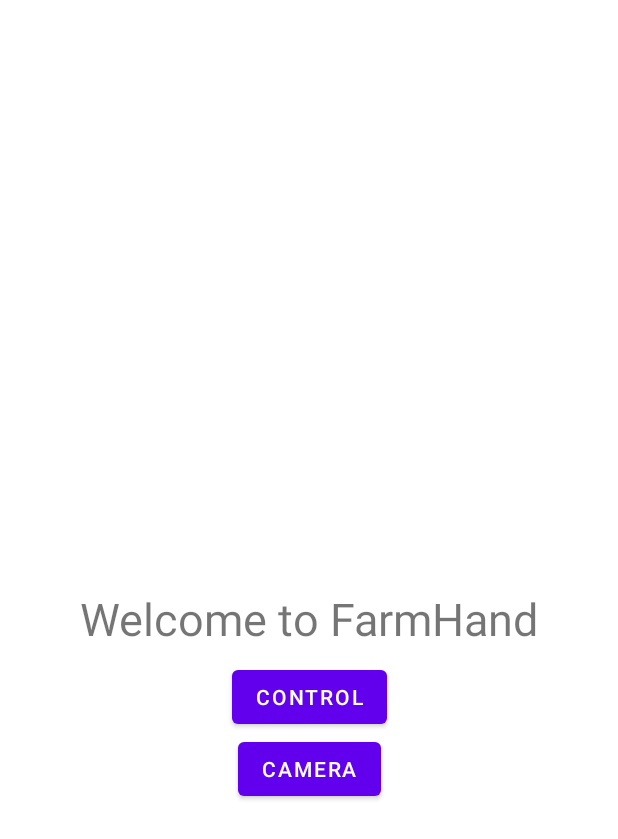
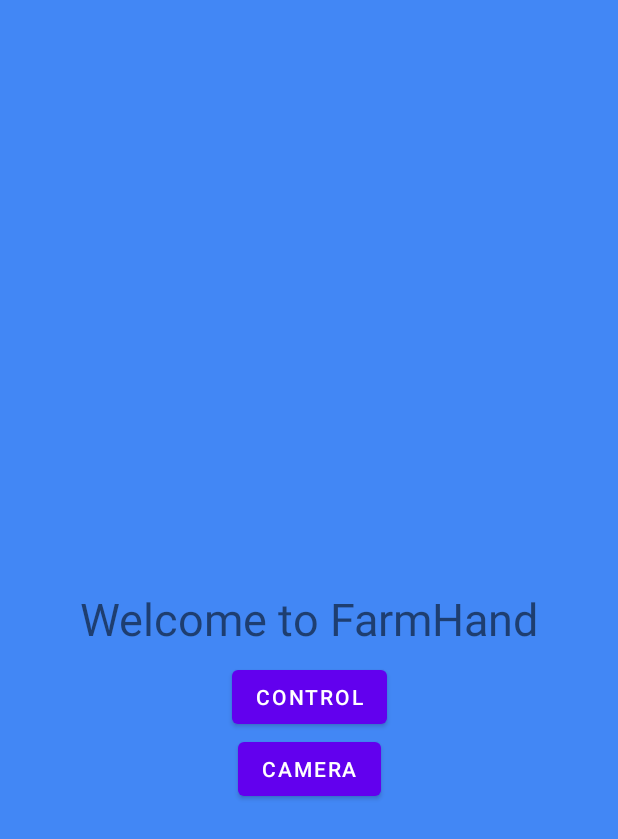
Before and after one commit to NishatAnjum919/Finalyearproject, an Android app: the screen it shows after launch (MainActivity), on a phone screen of 412 x 824 dp. Shown: the top 839 px of the screen. Run offline under Robolectric (Android 15) with nearby library versions, the phone set to English and light mode, and no system bars.

Commit message:
Update activity_main.xml

```diff
--- a/App/app/src/main/res/layout/activity_main.xml
+++ b/App/app/src/main/res/layout/activity_main.xml
@@ -4,7 +4,8 @@
     xmlns:tools="http://schemas.android.com/tools"
     android:layout_width="match_parent"
     android:layout_height="match_parent"
-    tools:context=".MainActivity">
+    tools:context=".MainActivity"
+    android:background="#4287f5">
 
     <TextView
         android:id="@+id/textView"
@@ -16,6 +17,10 @@
         app:layout_constraintLeft_toLeftOf="parent"
         app:layout_constraintRight_toRightOf="parent"
         app:layout_constraintTop_toTopOf="parent" />
+
+
+
+
 
     <Button
         android:id="@+id/button"
```
